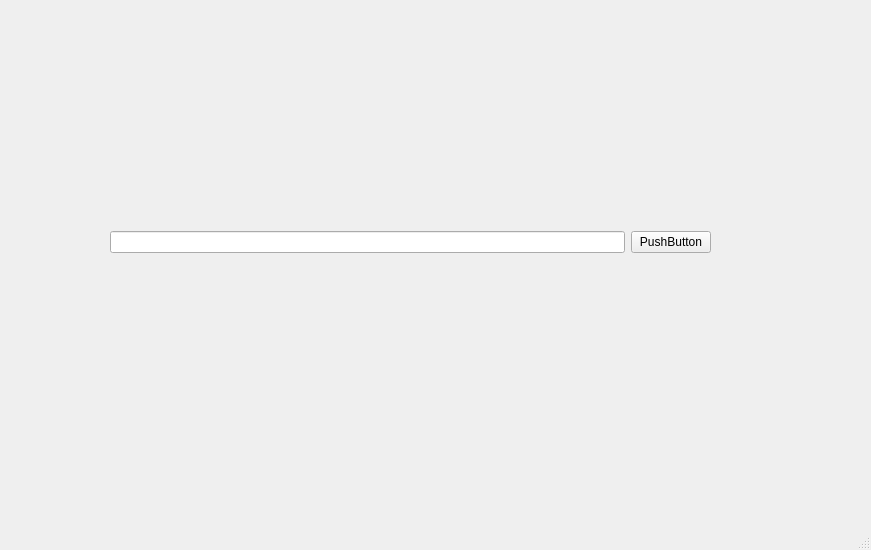
This is ui/login.ui in DaniilSmirnov/DobroeMesto as Qt 5 draws it before an edit. The edited form follows.
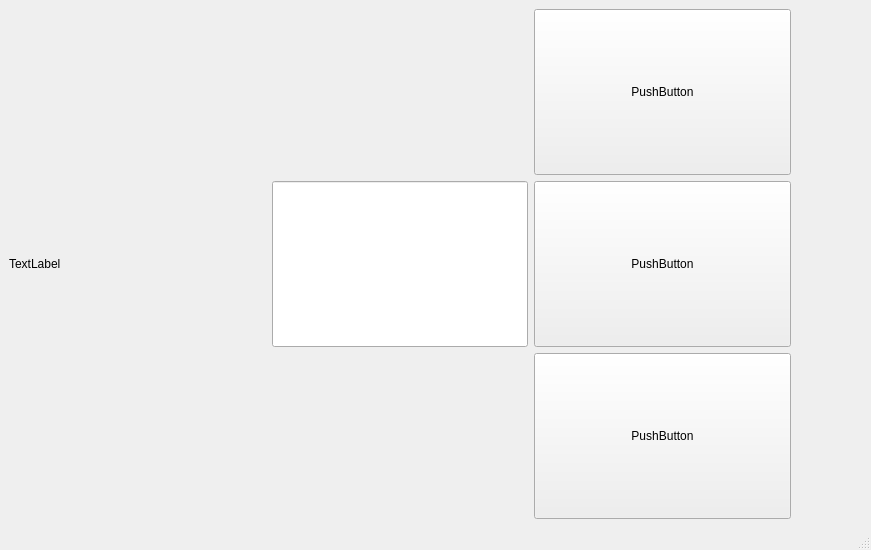
This is the edited form.

Commit message: Частично прописаны шрифты

What changed in the file:
```diff
--- a/ui/login.ui
+++ b/ui/login.ui
@@ -20,28 +20,64 @@
      <height>559</height>
     </size>
    </property>
-   <widget class="QWidget" name="layoutWidget">
-    <property name="geometry">
-     <rect>
-      <x>110</x>
-      <y>230</y>
-      <width>601</width>
-      <height>25</height>
-     </rect>
-    </property>
-    <layout class="QHBoxLayout" name="horizontalLayout">
-     <item>
-      <widget class="QLineEdit" name="lineEdit"/>
-     </item>
-     <item>
-      <widget class="QPushButton" name="pushButton">
-       <property name="text">
-        <string>PushButton</string>
-       </property>
-      </widget>
-     </item>
-    </layout>
-   </widget>
+   <layout class="QGridLayout" name="gridLayout">
+    <item row="2" column="2">
+     <widget class="QPushButton" name="pushButton">
+      <property name="sizePolicy">
+       <sizepolicy hsizetype="Minimum" vsizetype="Preferred">
+        <horstretch>0</horstretch>
+        <verstretch>0</verstretch>
+       </sizepolicy>
+      </property>
+      <property name="text">
+       <string>PushButton</string>
+      </property>
+     </widget>
+    </item>
+    <item row="2" column="1">
+     <widget class="QLineEdit" name="lineEdit">
+      <property name="sizePolicy">
+       <sizepolicy hsizetype="Minimum" vsizetype="Minimum">
+        <horstretch>0</horstretch>
+        <verstretch>0</verstretch>
+       </sizepolicy>
+      </property>
+     </widget>
+    </item>
+    <item row="2" column="0">
+     <widget class="QLabel" name="label">
+      <property name="text">
+       <string>TextLabel</string>
+      </property>
+     </widget>
+    </item>
+    <item row="3" column="2">
+     <widget class="QPushButton" name="pushButton_3">
+      <property name="sizePolicy">
+       <sizepolicy hsizetype="Minimum" vsizetype="Preferred">
+        <horstretch>0</horstretch>
+        <verstretch>0</verstretch>
+       </sizepolicy>
+      </property>
+      <property name="text">
+       <string>PushButton</string>
+      </property>
+     </widget>
+    </item>
+    <item row="1" column="2">
+     <widget class="QPushButton" name="pushButton_2">
+      <property name="sizePolicy">
+       <sizepolicy hsizetype="Minimum" vsizetype="Preferred">
+        <horstretch>0</horstretch>
+        <verstretch>0</verstretch>
+       </sizepolicy>
+      </property>
+      <property name="text">
+       <string>PushButton</string>
+      </property>
+     </widget>
+    </item>
+   </layout>
   </widget>
   <widget class="QMenuBar" name="menubar">
    <property name="geometry">
```
The commit also changes 1 other file.
